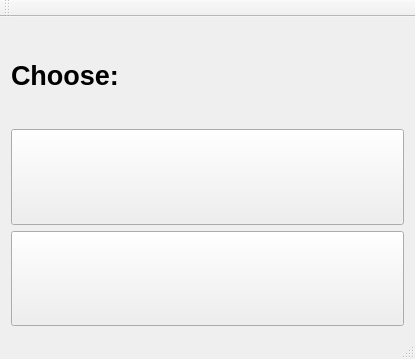
Old version of the form mainwindow.ui in the repository AndriM/Vika3.
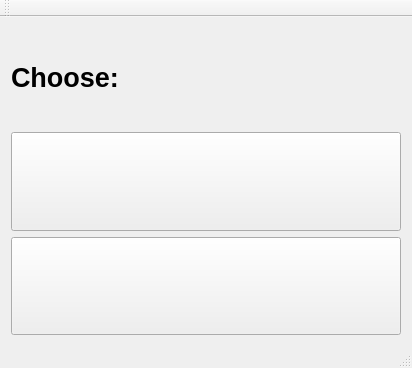
New version of the form. Icons and pictures are not drawn.

The edit to the form file:
```diff
--- a/mainwindow.ui
+++ b/mainwindow.ui
@@ -6,8 +6,8 @@
    <rect>
     <x>0</x>
     <y>0</y>
-    <width>415</width>
-    <height>359</height>
+    <width>412</width>
+    <height>368</height>
    </rect>
   </property>
   <property name="windowTitle">
```
